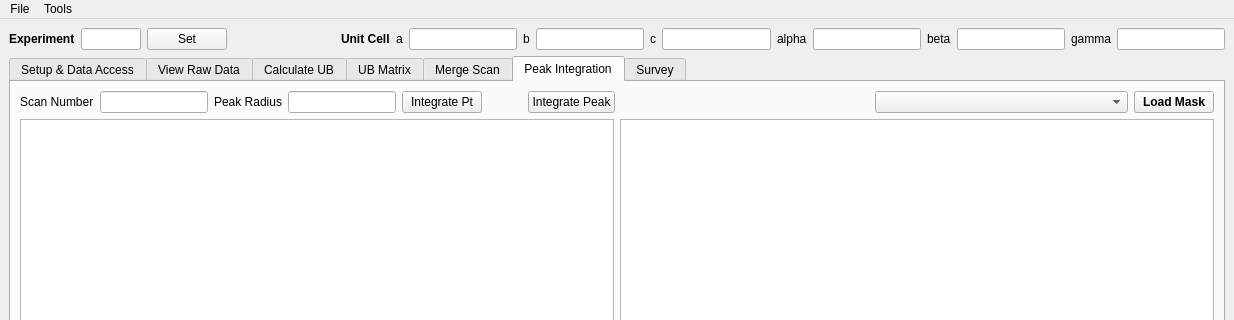
Qt form scripts/HFIR_4Circle_Reduction/MainWindow.ui (mantidproject/mantid) before a commit; both pictures show x 0 to 1234 and y 0 to 320 of the 1234 by 836 pixel window.
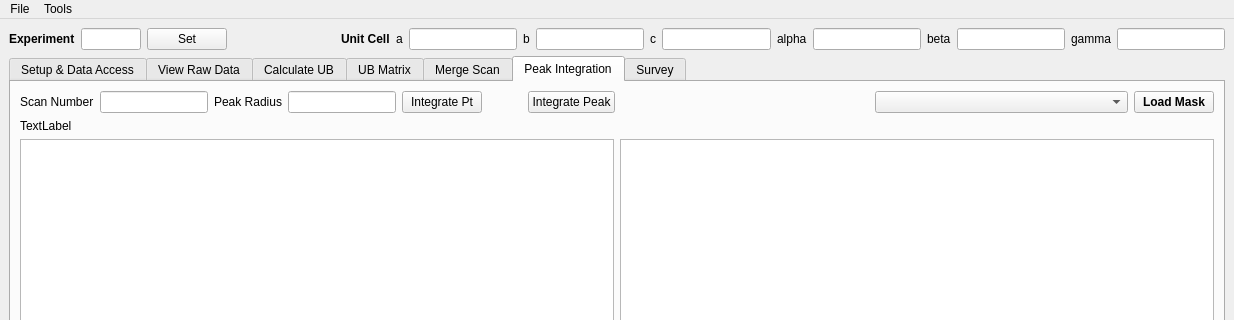
The same form after that commit. The open tabs and pages were chosen to show the change. Custom widgets are drawn as their Qt base class.

Commit message: Refs #14366 and #14031. More on peak integration.

```diff
--- a/scripts/HFIR_4Circle_Reduction/MainWindow.ui
+++ b/scripts/HFIR_4Circle_Reduction/MainWindow.ui
@@ -2587,6 +2587,13 @@
               </item>
              </layout>
             </item>
+            <item>
+             <widget class="QLabel" name="label_peakIntegraeInfo">
+              <property name="text">
+               <string>TextLabel</string>
+              </property>
+             </widget>
+            </item>
             <item>
              <layout class="QHBoxLayout" name="horizontalLayout_3">
               <item>
```
Left out of the diff: 4 changed lines with no effect on the pictures. The commit also changes 5 other files.
